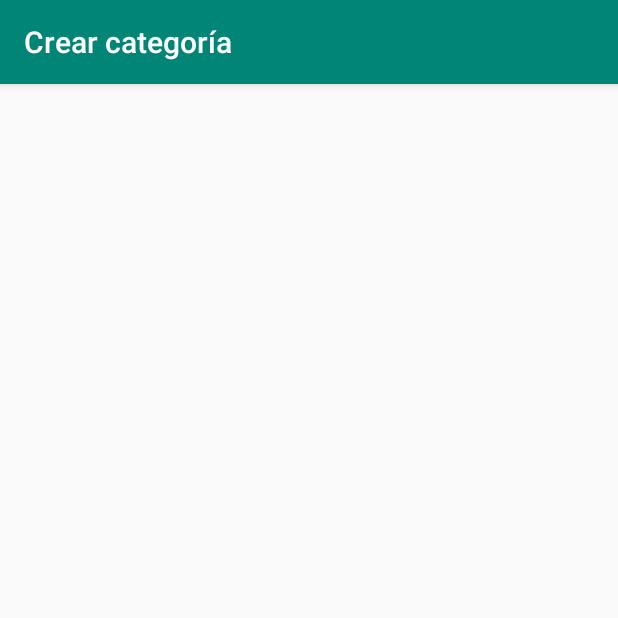
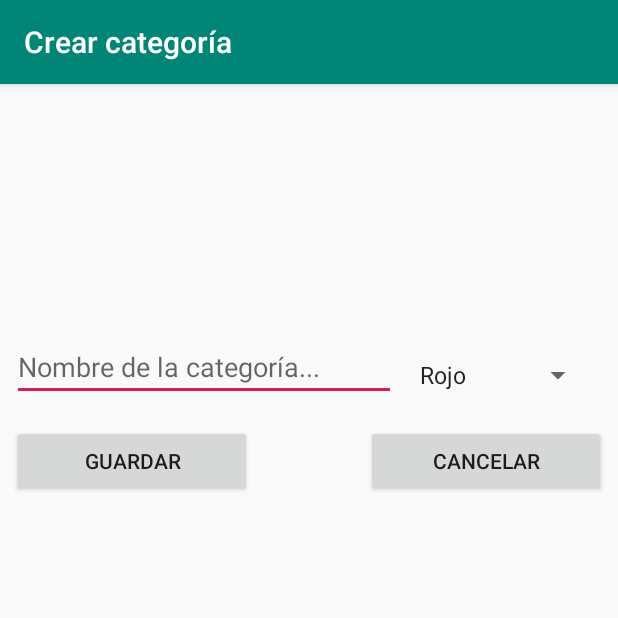
Before and after one commit to rubenrsanchez/MiBlocDeNotas, an Android app: the screen it shows after launch (Nueva_categoria), after a tap on "AÑADIR CATEGORÍA", on a phone screen of 412 x 824 dp, the top half of it. Run offline under Robolectric (Android 15) with nearby library versions, the phone set to English and light mode, and no system bars.

Commit message:
bueno no se

```diff
--- a/app/src/main/java/com/example/leizan/miblocdenotas/MainActivity.java
+++ b/app/src/main/java/com/example/leizan/miblocdenotas/MainActivity.java
@@ -10,6 +10,8 @@ import android.support.v7.app.AppCompatActivity;
 import android.support.v7.widget.LinearLayoutManager;
 import android.support.v7.widget.RecyclerView;
 import android.support.v7.widget.Toolbar;
+import android.util.Log;
+import android.view.ContextMenu;
 import android.view.View;
 import android.view.Menu;
 import android.view.MenuItem;
@@ -70,9 +72,14 @@ public class MainActivity extends AppCompatActivity {
                                                 // La segunda activity tiene que devolver si o sí un objeto CategoriaNota
             Intent intent = new Intent(this, Nueva_categoria.class);
             startActivityForResult(intent, 3);
+        } else if (id == R.id.action_filtrarNotas){
+            Log.e("click", "click en el filtro");
+
         }
         return super.onOptionsItemSelected(item);
     }
+
+
 
     @Override
     protected void onActivityResult(int requestCode, int resultCode, @Nullable Intent data) { //
--- a/app/src/main/java/com/example/leizan/miblocdenotas/NotasAdapter.java
+++ b/app/src/main/java/com/example/leizan/miblocdenotas/NotasAdapter.java
@@ -8,7 +8,9 @@ import android.support.annotation.NonNull;
 import android.support.v7.widget.RecyclerView;
 import android.text.Layout;
 import android.util.Log;
+import android.view.ContextMenu;
 import android.view.LayoutInflater;
+import android.view.MenuInflater;
 import android.view.View;
 import android.view.ViewGroup;
 import android.widget.RelativeLayout;
--- /dev/null
+++ b/app/src/main/res/layout/activity_nueva_categoria.xml
@@ -0,0 +1,66 @@
+<?xml version="1.0" encoding="utf-8"?>
+<android.support.constraint.ConstraintLayout xmlns:android="http://schemas.android.com/apk/res/android"
+    xmlns:app="http://schemas.android.com/apk/res-auto"
+    xmlns:tools="http://schemas.android.com/tools"
+    android:layout_width="match_parent"
+    android:layout_height="match_parent"
+    tools:context=".Nueva_categoria"
+    tools:layout_editor_absoluteY="81dp">
+
+    <EditText
+        android:id="@+id/textView_nuevaCategoria"
+        android:layout_width="0dp"
+        android:layout_height="wrap_content"
+        android:layout_marginStart="8dp"
+        android:layout_marginLeft="8dp"
+        android:layout_marginTop="8dp"
+        android:layout_marginEnd="8dp"
+        android:layout_marginRight="8dp"
+        android:hint="@string/textView_nuevaCategoria_hint"
+        android:inputType="textCapSentences"
+        app:layout_constraintEnd_toStartOf="@+id/spinner_colors"
+        app:layout_constraintStart_toStartOf="parent"
+        app:layout_constraintTop_toTopOf="@+id/guideline_horizontal" />
+
+    <Button
+        android:id="@+id/button_guardar"
+        android:layout_width="160dp"
+        android:layout_height="wrap_content"
+        android:layout_marginStart="8dp"
+        android:layout_marginLeft="8dp"
+        android:layout_marginTop="16dp"
+        android:onClick="guardarCat"
+        android:text="@string/boton_guardar"
+        app:layout_constraintStart_toStartOf="parent"
+        app:layout_constraintTop_toBottomOf="@+id/textView_nuevaCategoria" />
+
+    <Button
+        android:id="@+id/button_cancelar"
+        android:layout_width="160dp"
+        android:layout_height="wrap_content"
+        android:layout_marginTop="16dp"
+        android:layout_marginEnd="8dp"
+        android:layout_marginRight="8dp"
+        android:onClick="cancel"
+        android:text="@string/boton_cancelar"
+        app:layout_constraintEnd_toEndOf="parent"
+        app:layout_constraintTop_toBottomOf="@+id/textView_nuevaCategoria" />
+
+    <Spinner
+        android:id="@+id/spinner_colors"
+        android:layout_width="wrap_content"
+        android:layout_height="wrap_content"
+        android:layout_marginTop="24dp"
+        android:layout_marginEnd="16dp"
+        android:layout_marginRight="16dp"
+        app:layout_constraintEnd_toEndOf="parent"
+        app:layout_constraintTop_toTopOf="@+id/guideline_horizontal" />
+
+    <android.support.constraint.Guideline
+        android:id="@+id/guideline_horizontal"
+        android:layout_width="wrap_content"
+        android:layout_height="wrap_content"
+        android:orientation="horizontal"
+        app:layout_constraintGuide_begin="158dp" />
+
+</android.support.constraint.ConstraintLayout>
--- a/app/src/main/res/menu/menu_main.xml
+++ b/app/src/main/res/menu/menu_main.xml
@@ -7,4 +7,9 @@
         android:orderInCategory="100"
         android:title="@string/action_settings"
         app:showAsAction="always" />
+    <item
+        android:id="@+id/action_filtrarNotas"
+        android:title="@string/action_filtrar"
+        app:showAsAction="never"
+        android:icon="@drawable/ic_filtrar" />
 </menu>
--- a/app/src/main/res/values/strings.xml
+++ b/app/src/main/res/values/strings.xml
@@ -26,4 +26,5 @@
     <string name="title_ActivityNota2">Crear nota</string>
     <string name="editText_textNota_hint">Escribe aquí tu nota...</string>
     <string name="editText_tituloNota_hint">Título de la nota...</string>
+    <string name="action_filtrar">Filtrar</string>
 </resources>
```
Also changed, not shown: app/src/main/res/drawable-hdpi/ic_filtrar.png (added), app/src/main/res/drawable-mdpi/ic_filtrar.png (added), app/src/main/res/drawable-xhdpi/ic_filtrar.png (added), app/src/main/res/drawable-xxhdpi/ic_filtrar.png (added), app/src/main/res/drawable-xxxhdpi/ic_filtrar.png (added).
